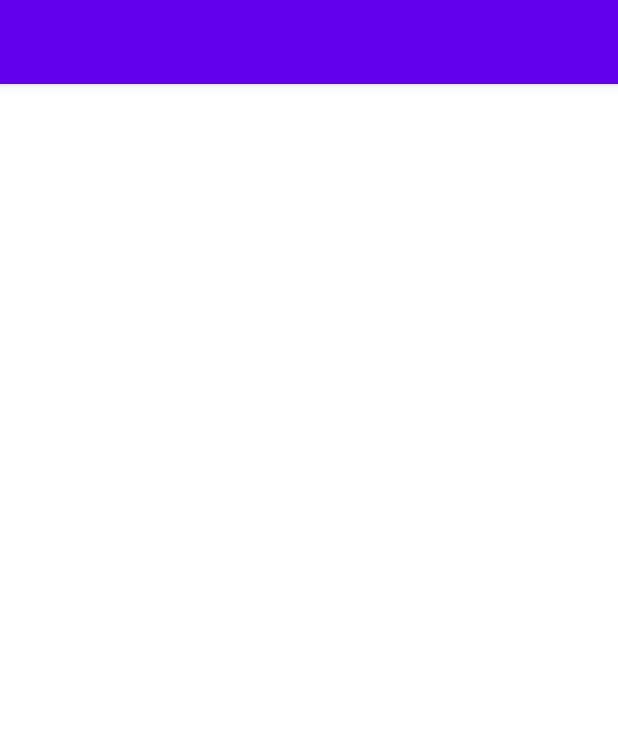
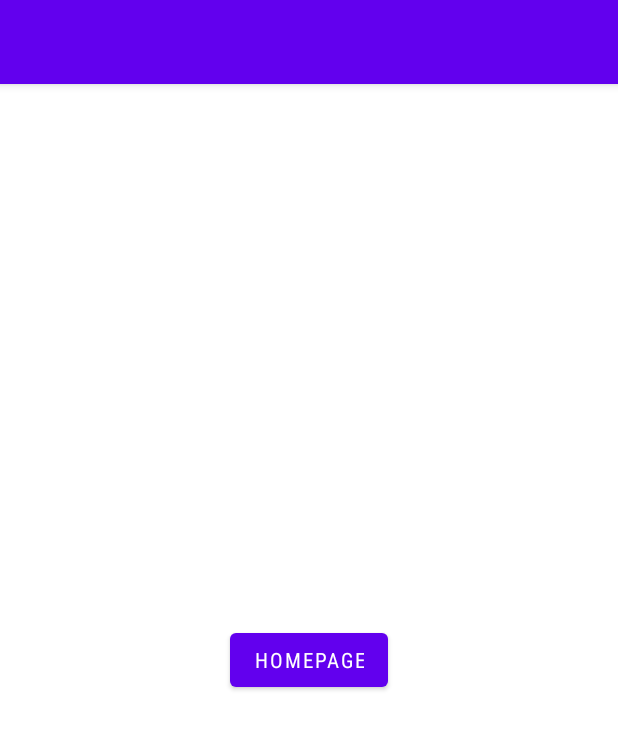
Before and after one commit to mcbrunette33/taskmaster, an Android app: the allTasks screen opened directly, with no data from a screen before it, on a phone screen of 412 x 824 dp. Shown: the top 729 px of the screen. Run offline under Robolectric (Android 15) with nearby library versions, the light colour scheme and no system bars.

Commit message:
added more

```diff
--- a/app/src/main/res/layout/activity_all_tasks.xml
+++ b/app/src/main/res/layout/activity_all_tasks.xml
@@ -6,4 +6,24 @@
     android:layout_height="match_parent"
     tools:context=".allTasks">
 
+    <Button
+        android:id="@+id/returnHome"
+        android:layout_width="wrap_content"
+        android:layout_height="wrap_content"
+        android:fontFamily="sans-serif-condensed"
+        android:text="HomePage"
+        app:layout_constraintBottom_toBottomOf="parent"
+        app:layout_constraintEnd_toEndOf="parent"
+        app:layout_constraintStart_toStartOf="parent"
+        app:layout_constraintTop_toTopOf="parent" />
+
+    <ImageView
+        android:id="@+id/imageView2"
+        android:layout_width="wrap_content"
+        android:layout_height="wrap_content"
+        app:layout_constraintBottom_toBottomOf="parent"
+        app:layout_constraintEnd_toEndOf="parent"
+        app:layout_constraintHorizontal_bias="0.0"
+        app:layout_constraintStart_toStartOf="parent"
+        tools:srcCompat="@tools:sample/backgrounds/scenic" />
 </androidx.constraintlayout.widget.ConstraintLayout>
```
